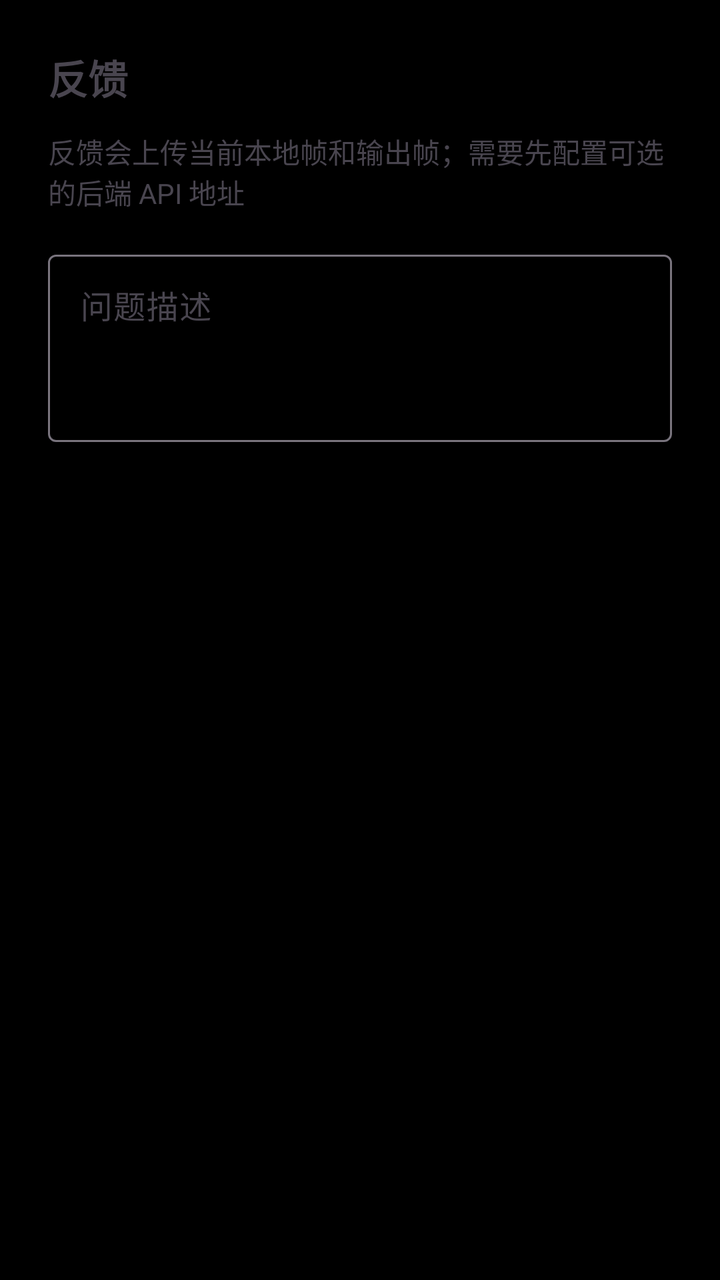
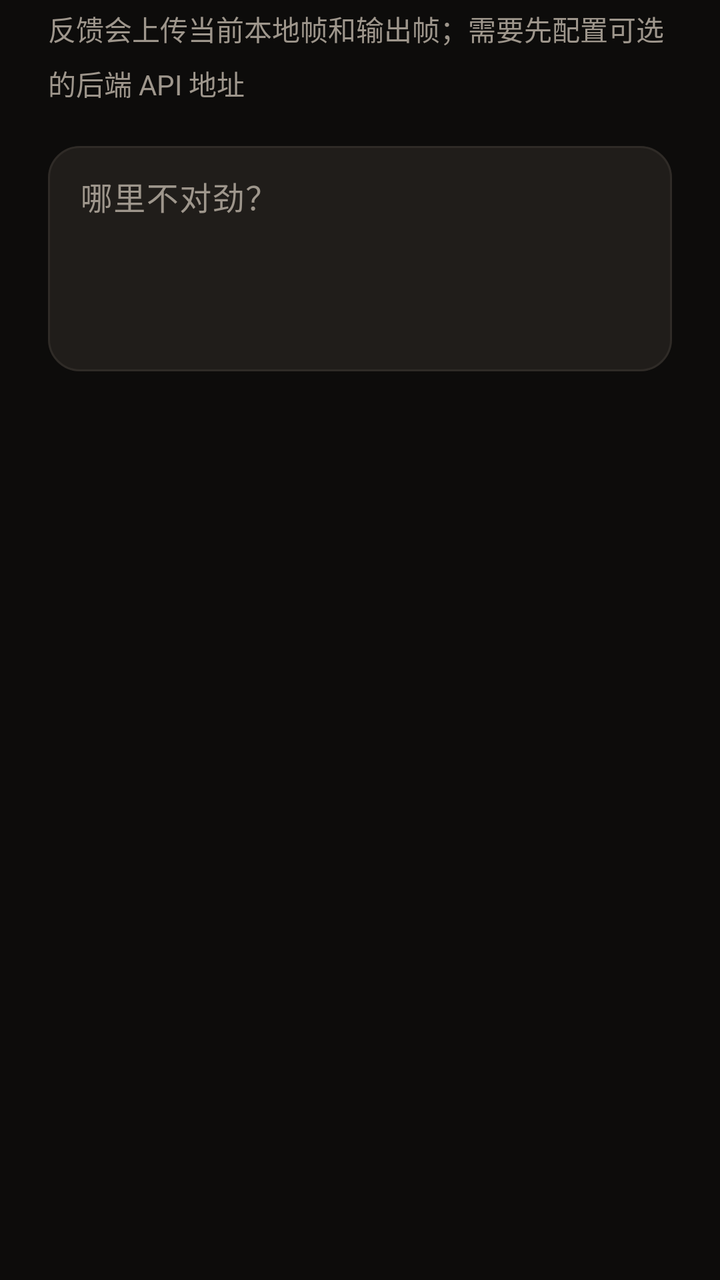

Compare the two renders of this Android layout. The source of the first and the diff that turns it into the second are given below.
<!-- AndroidManifest.xml: application theme Theme.Kabuda -->
<!-- res/layout/dialog_feedback.xml -->
<?xml version="1.0" encoding="utf-8"?>
<LinearLayout xmlns:android="http://schemas.android.com/apk/res/android"
    android:layout_width="match_parent"
    android:layout_height="wrap_content"
    android:orientation="vertical"
    android:padding="24dp">

    <TextView
        android:layout_width="match_parent"
        android:layout_height="wrap_content"
        android:text="反馈"
        android:textSize="20sp"
        android:textStyle="bold" />

    <TextView
        android:layout_width="match_parent"
        android:layout_height="wrap_content"
        android:layout_marginTop="12dp"
        android:text="@string/feedback_hint"
        android:textSize="14sp" />

    <com.google.android.material.textfield.TextInputLayout
        android:layout_width="match_parent"
        android:layout_height="wrap_content"
        android:layout_marginTop="16dp"
        android:hint="问题描述">

        <com.google.android.material.textfield.TextInputEditText
            android:id="@+id/feedbackText"
            android:layout_width="match_parent"
            android:layout_height="wrap_content"
            android:gravity="top"
            android:minLines="3" />
    </com.google.android.material.textfield.TextInputLayout>
</LinearLayout>
<!-- resources referenced by this layout -->
<resources>
  <style name="Theme.Kabuda" parent="Theme.Material3.DayNight.NoActionBar">
          <item name="android:statusBarColor">@color/black</item>
          <item name="android:navigationBarColor">@color/black</item>
          <item name="android:windowBackground">@color/black</item>
      </style>
  <color name="black">#FF000000</color>
  <!-- unchanged entries left out for length: 1 -->
</resources>

<!-- the commit's change to res/layout/dialog_feedback.xml (unified diff, before → after) -->
@@ -3,33 +3,28 @@
     android:layout_width="match_parent"
     android:layout_height="wrap_content"
     android:orientation="vertical"
-    android:padding="24dp">
+    android:paddingStart="24dp"
+    android:paddingTop="4dp"
+    android:paddingEnd="24dp">
 
     <TextView
+        style="@style/Kabuda.Text.Body"
         android:layout_width="match_parent"
         android:layout_height="wrap_content"
-        android:text="反馈"
-        android:textSize="20sp"
-        android:textStyle="bold" />
-
-    <TextView
-        android:layout_width="match_parent"
-        android:layout_height="wrap_content"
-        android:layout_marginTop="12dp"
-        android:text="@string/feedback_hint"
-        android:textSize="14sp" />
+        android:text="@string/feedback_hint" />
 
     <com.google.android.material.textfield.TextInputLayout
         android:layout_width="match_parent"
         android:layout_height="wrap_content"
         android:layout_marginTop="16dp"
-        android:hint="问题描述">
+        android:hint="@string/feedback_field">
 
         <com.google.android.material.textfield.TextInputEditText
             android:id="@+id/feedbackText"
             android:layout_width="match_parent"
             android:layout_height="wrap_content"
-            android:gravity="top"
-            android:minLines="3" />
+            android:gravity="top|start"
+            android:inputType="textMultiLine|textCapSentences"
+            android:minLines="4" />
     </com.google.android.material.textfield.TextInputLayout>
 </LinearLayout>
<!-- resource entries referenced after the edit -->
@@ -1,11 +1,120 @@
 <!-- resources referenced by this layout -->
 <resources>
-  <style name="Theme.Kabuda" parent="Theme.Material3.DayNight.NoActionBar">
-          <item name="android:statusBarColor">@color/black</item>
-          <item name="android:navigationBarColor">@color/black</item>
-          <item name="android:windowBackground">@color/black</item>
+  <string name="feedback_field">哪里不对劲？</string>
+  <style name="Kabuda.Text.Body" parent="">
+          <item name="android:textColor">@color/kb_ink_muted</item>
+          <item name="android:textSize">14sp</item>
+          <item name="android:lineSpacingMultiplier">1.35</item>
       </style>
-  <color name="black">#FF000000</color>
+  <style name="Theme.Kabuda" parent="Theme.Material3.Dark.NoActionBar">
+          <item name="colorPrimary">@color/kb_ink</item>
+          <item name="colorOnPrimary">@color/kb_bg</item>
+          <item name="colorPrimaryContainer">@color/kb_surface_highest</item>
+          <item name="colorOnPrimaryContainer">@color/kb_ink</item>
+          <item name="colorSecondary">@color/kb_live</item>
+          <item name="colorOnSecondary">@color/kb_bg</item>
+          <item name="colorSecondaryContainer">@color/kb_surface_highest</item>
+          <item name="colorOnSecondaryContainer">@color/kb_ink</item>
+          <item name="colorTertiary">@color/kb_mint</item>
+          <item name="colorError">@color/kb_live</item>
+  
+          <item name="android:colorBackground">@color/kb_bg</item>
+          <item name="colorOnBackground">@color/kb_ink</item>
+          <item name="colorSurface">@color/kb_surface</item>
+          <item name="colorOnSurface">@color/kb_ink</item>
+          <item name="colorOnSurfaceVariant">@color/kb_ink_muted</item>
+          <item name="colorSurfaceVariant">@color/kb_surface_high</item>
+          <item name="colorSurfaceContainerLowest">@color/kb_bg</item>
+          <item name="colorSurfaceContainerLow">@color/kb_surface</item>
+          <item name="colorSurfaceContainer">@color/kb_surface</item>
+          <item name="colorSurfaceContainerHigh">@color/kb_surface_high</item>
+          <item name="colorSurfaceContainerHighest">@color/kb_surface_highest</item>
+          <item name="colorOutline">@color/kb_line</item>
+          <item name="colorOutlineVariant">@color/kb_line</item>
+          <item name="colorControlHighlight">#1FFFFFFF</item>
+          <item name="colorControlNormal">@color/kb_ink</item>
+          <item name="colorSurfaceInverse">@color/kb_ink</item>
+          <item name="colorOnSurfaceInverse">@color/kb_bg</item>
+          <item name="colorPrimaryInverse">@color/kb_live</item>
+  
+          <item name="android:windowBackground">@color/kb_bg</item>
+          <item name="android:statusBarColor">@android:color/transparent</item>
+          <item name="android:navigationBarColor">@android:color/transparent</item>
+          <item name="android:windowLightStatusBar">false</item>
+  
+          <item name="materialButtonStyle">@style/Widget.Kabuda.Button</item>
+          <item name="textInputStyle">@style/Widget.Kabuda.TextInput</item>
+          <item name="materialAlertDialogTheme">@style/ThemeOverlay.Kabuda.Dialog</item>
+          <item name="bottomSheetDialogTheme">@style/ThemeOverlay.Kabuda.BottomSheet</item>
+      </style>
+  <color name="kb_ink_muted">#FF9E968C</color>
+  <color name="kb_ink">#FFF3EEE6</color>
+  <color name="kb_bg">#FF0D0C0B</color>
+  <color name="kb_surface_highest">#FF2A2622</color>
+  <color name="kb_live">#FFFF5A36</color>
+  <color name="kb_mint">#FF8FE3B0</color>
+  <color name="kb_surface">#FF171513</color>
+  <color name="kb_surface_high">#FF201D1A</color>
+  <color name="kb_line">#FF2F2B27</color>
+  <style name="Widget.Kabuda.Button" parent="Widget.Material3.Button">
+          <item name="android:minHeight">56dp</item>
+          <item name="android:textSize">16sp</item>
+          <item name="android:textStyle">bold</item>
+          <item name="android:letterSpacing">0.02</item>
+          <item name="cornerRadius">28dp</item>
+          <item name="backgroundTint">@color/kb_ink</item>
+          <item name="android:textColor">@color/kb_bg</item>
+      </style>
+  <style name="Widget.Kabuda.TextInput" parent="Widget.Material3.TextInputLayout.OutlinedBox">
+          <item name="boxBackgroundColor">@color/kb_surface_high</item>
+          <item name="boxStrokeColor">@color/kb_input_stroke</item>
+          <item name="boxStrokeWidth">1dp</item>
+          <item name="boxStrokeWidthFocused">1.5dp</item>
+          <item name="boxCornerRadiusTopStart">16dp</item>
+          <item name="boxCornerRadiusTopEnd">16dp</item>
+          <item name="boxCornerRadiusBottomStart">16dp</item>
+          <item name="boxCornerRadiusBottomEnd">16dp</item>
+          <item name="hintTextColor">@color/kb_ink</item>
+          <item name="android:textColorHint">@color/kb_ink_muted</item>
+          <item name="helperTextTextColor">@color/kb_ink_faint</item>
+          <item name="endIconTint">@color/kb_ink_muted</item>
+      </style>
+  <style name="ThemeOverlay.Kabuda.Dialog" parent="ThemeOverlay.Material3.MaterialAlertDialog">
+          <item name="colorSurface">@color/kb_surface_high</item>
+          <item name="colorSurfaceContainerHigh">@color/kb_surface_high</item>
+          <item name="colorPrimary">@color/kb_ink</item>
+          <item name="shapeAppearanceOverlay">@style/ShapeAppearance.Kabuda.Large</item>
+          <item name="buttonBarPositiveButtonStyle">@style/Widget.Kabuda.DialogButton</item>
+          <item name="buttonBarNegativeButtonStyle">@style/Widget.Kabuda.DialogButton.Muted</item>
+      </style>
+  <style name="ThemeOverlay.Kabuda.BottomSheet" parent="ThemeOverlay.Material3.BottomSheetDialog">
+          <item name="bottomSheetStyle">@style/Widget.Kabuda.BottomSheet</item>
+          <item name="android:navigationBarColor">@color/kb_surface</item>
+      </style>
+  <color name="kb_ink_faint">#FF6B645C</color>
+  <style name="ShapeAppearance.Kabuda.Large" parent="">
+          <item name="cornerFamily">rounded</item>
+          <item name="cornerSize">28dp</item>
+      </style>
+  <style name="Widget.Kabuda.DialogButton" parent="Widget.Material3.Button.TextButton.Dialog">
+          <item name="android:textColor">@color/kb_ink</item>
+          <item name="android:textStyle">bold</item>
+      </style>
+  <style name="Widget.Kabuda.DialogButton.Muted">
+          <item name="android:textColor">@color/kb_ink_muted</item>
+          <item name="android:textStyle">normal</item>
+      </style>
+  <style name="Widget.Kabuda.BottomSheet" parent="Widget.Material3.BottomSheet.Modal">
+          <item name="backgroundTint">@color/kb_surface</item>
+          <item name="shapeAppearance">@style/ShapeAppearance.Kabuda.Sheet</item>
+      </style>
+  <style name="ShapeAppearance.Kabuda.Sheet" parent="">
+          <item name="cornerFamily">rounded</item>
+          <item name="cornerSizeTopLeft">28dp</item>
+          <item name="cornerSizeTopRight">28dp</item>
+          <item name="cornerSizeBottomLeft">0dp</item>
+          <item name="cornerSizeBottomRight">0dp</item>
+      </style>
   <!-- unchanged entries left out for length: 1 -->
 </resources>
 
